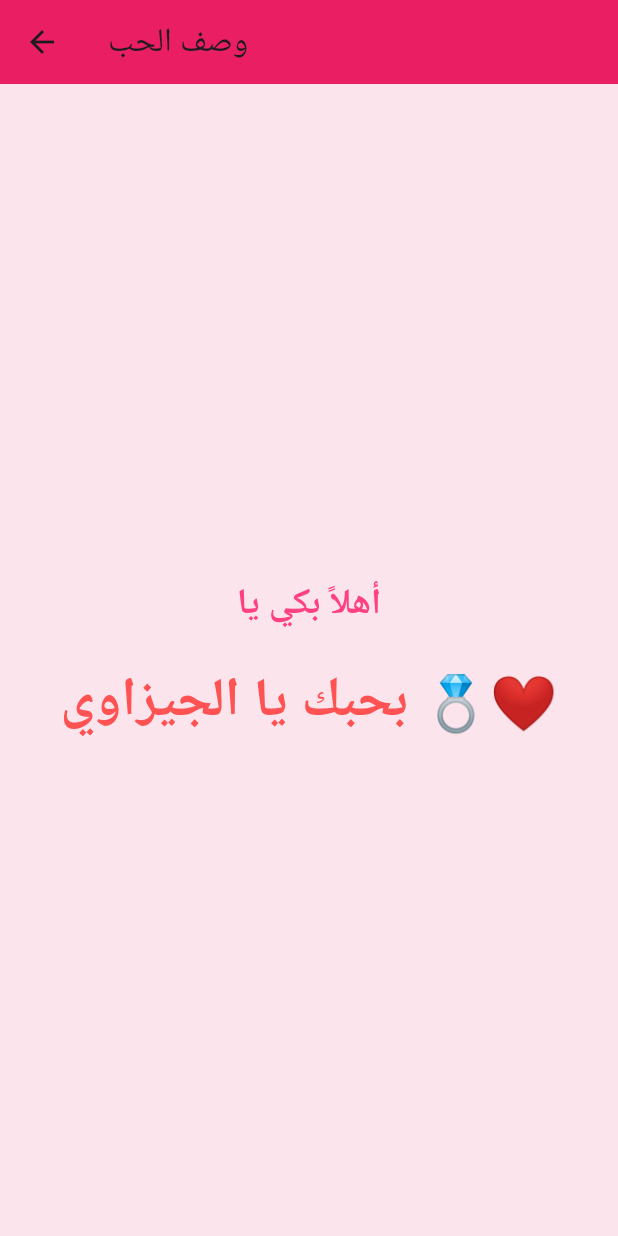
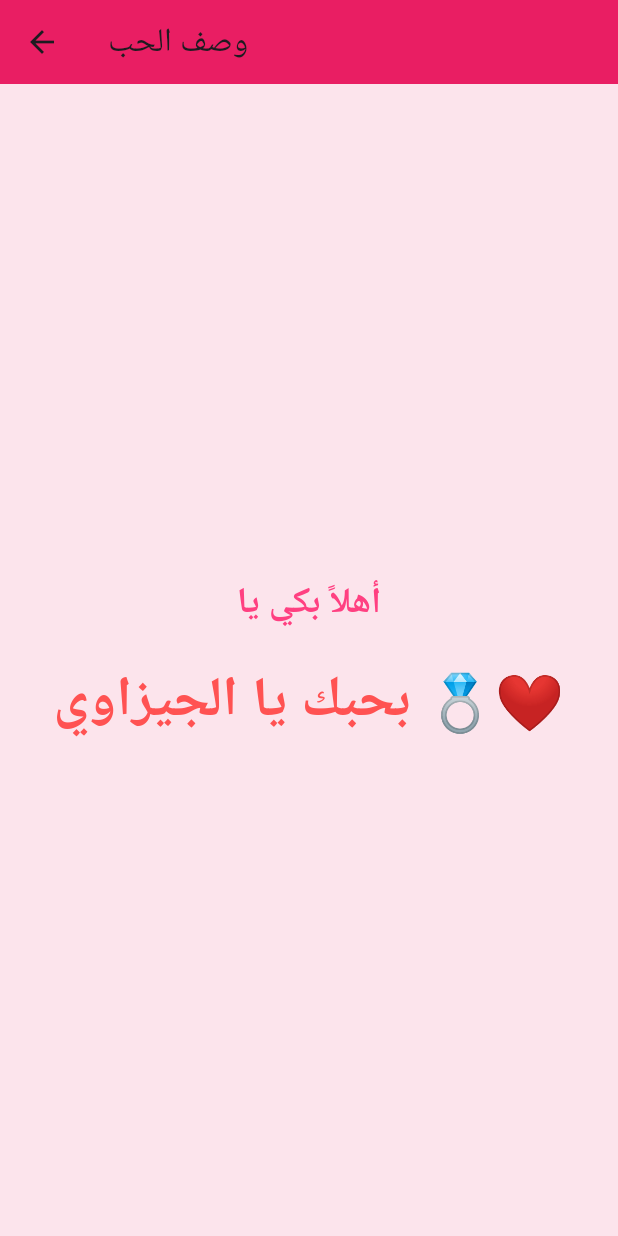
Before and after one commit to youssefkhaledkh116-dotcom/amany, a Flutter app: the SuccessPage screen opened directly with empty values, on a phone screen of 412 x 824 dp. Run offline on Flutter 3.47's test engine with Material 3 defaults, Android fonts, the phone set to English and light mode, and no system bars.

Commit message:
Initial commit

```diff
--- a/amany/lib/main.dart
+++ b/amany/lib/main.dart
@@ -150,7 +150,7 @@ class SuccessPage extends StatelessWidget {
                 "بحبك يا الجيزاوي 💍❤️",
                 textAlign: TextAlign.center,
                 style: TextStyle(
-                  fontSize: 36,
+                  fontSize: 37,
                   fontWeight: FontWeight.bold,
                   color: Colors.redAccent,
                 ),
```
